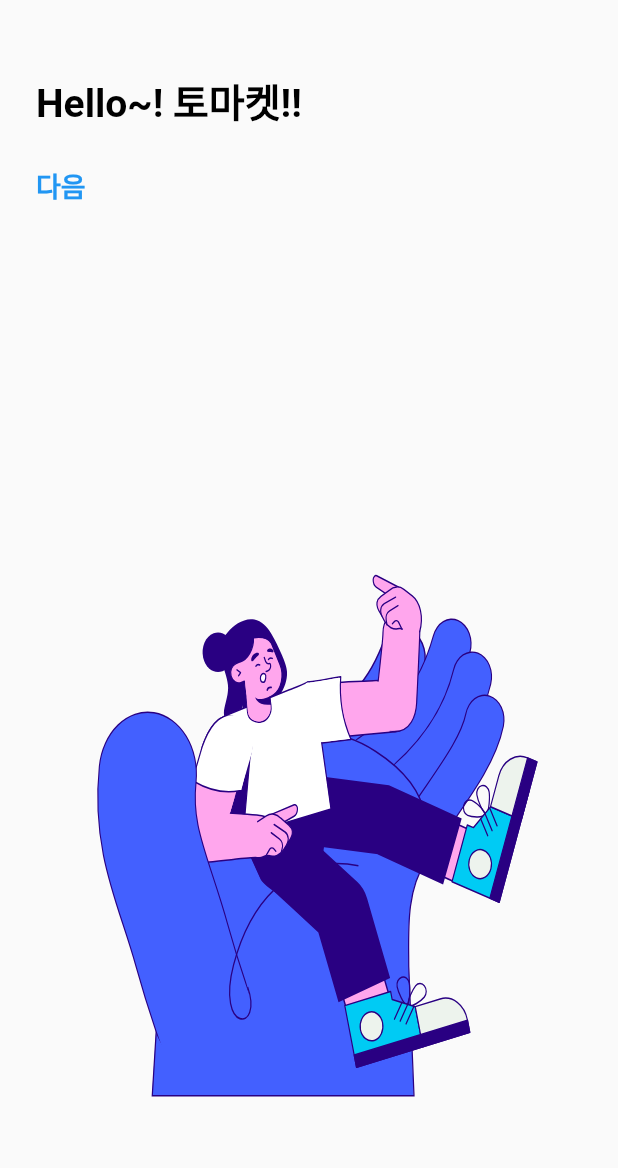
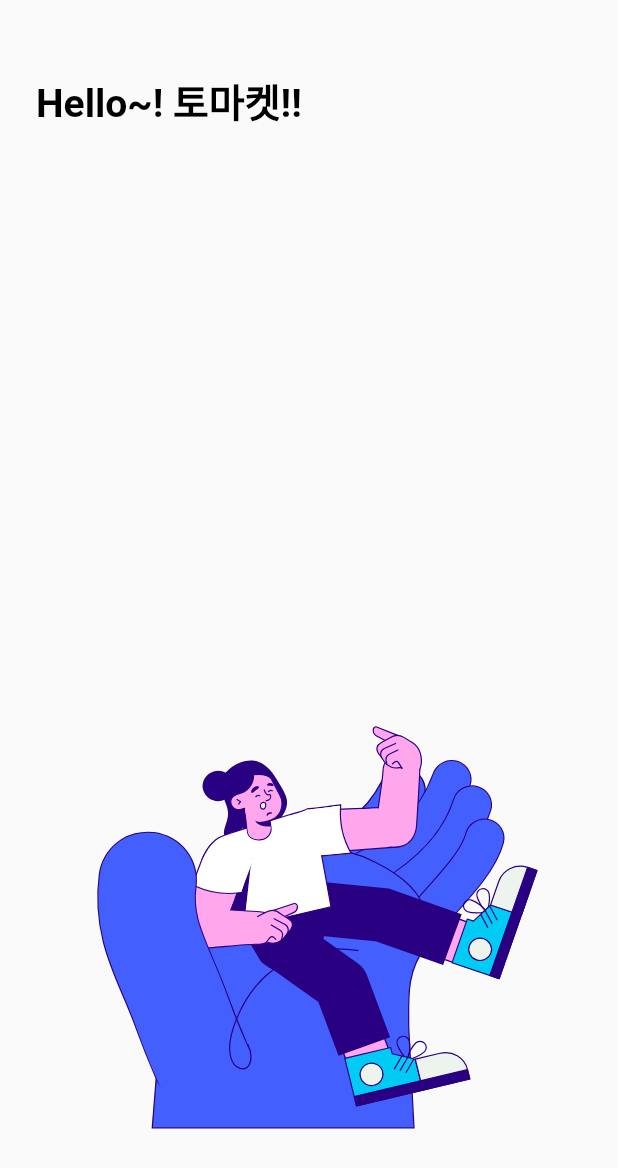
Before and after one commit to hyunho4532/FlutterTooMaket, a Flutter app: the screen it shows after launch, after a tap on "회원가입하기", on a phone screen of 412 x 824 dp. Shown: the top 1168 px of the screen. Run offline on Flutter 3.47's test engine with Material 2 defaults, Android fonts, the phone set to English and light mode, and no system bars; drawn by our look-alikes of animated_text_kit; our stand-ins replace animated_bottom_navigation_bar, flutter_image_slideshow, lottie; missing offline and left inert: material_text_fields, pretty_button; Roboto replaces fonts that are missing (Yeongdeok_Haeparang_KR).

Commit message:
2023-10-18 회원가입 첫 번째 페이지 구현 완료

```diff
--- a/lib/widgets/register/update_register_screen.dart
+++ b/lib/widgets/register/update_register_screen.dart
@@ -36,11 +36,15 @@ class _PageViewRegisterWidgetState extends State<PageViewRegisterWidget> {
 
   final PageController _pageController = PageController(initialPage: 0);
   final TextEditingController _emailTextController = TextEditingController();
+  final TextEditingController _passwordTextController = TextEditingController();
   final ValueNotifier<bool> _isEmailValid = ValueNotifier<bool>(false);
+  final ValueNotifier<bool> _isPasswordValid = ValueNotifier<bool>(false);
 
   bool isShowBodyText = false;
   bool isShowSectionText = false;
   bool isShowEmailText = false;
+  bool isShowPasswordText = false;
+  bool isShowNextButton = false;
 
   @override
   void initState() {
@@ -48,10 +52,15 @@ class _PageViewRegisterWidgetState extends State<PageViewRegisterWidget> {
 
     _showBodyTextDelayed();
     _showBodySectionDelayed();
-    _showBodyEmailTextDelayed();
+    _showBodyEmailAndPasswordTextDelayed();
+    _showBodyNextButtonDelayed();
 
     _emailTextController.addListener(() {
       _isEmailValid.value = _emailTextController.text.isNotEmpty;
+    });
+
+    _passwordTextController.addListener(() {
+      _isPasswordValid.value = _passwordTextController.text.isNotEmpty;
     });
   }
 
@@ -66,7 +75,7 @@ class _PageViewRegisterWidgetState extends State<PageViewRegisterWidget> {
           child: Stack(
             children: [
               Positioned (
-                top: 300,
+                top: 420,
                 left: 0,
                 right: 0,
                 bottom: 0,
@@ -94,7 +103,7 @@ class _PageViewRegisterWidgetState extends State<PageViewRegisterWidget> {
                         padding: const EdgeInsets.only(top: 60.0, left: 24.0, right: 24.0),
                         child: MaterialTextField (
                           keyboardType: TextInputType.emailAddress,
-                          hint: 'Email',
+                          hint: '이메일을 입력해주세요',
                           labelText: 'Email',
                           textInputAction: TextInputAction.next,
                           prefixIcon: const Icon(Icons.email_outlined),
@@ -103,12 +112,33 @@ class _PageViewRegisterWidgetState extends State<PageViewRegisterWidget> {
                         ),
                       ),
 
+                    if (isShowPasswordText)
+                      Padding (
+                        padding: const EdgeInsets.only(top: 30.0, left: 24.0, right: 24.0),
+                        child: MaterialTextField (
+                          keyboardType: TextInputType.emailAddress,
+                          hint: '패스워드를 입력해주세요',
+                          labelText: 'Password',
+                          textInputAction: TextInputAction.next,
+                          prefixIcon: const Icon(Icons.password_outlined),
+                          controller: _passwordTextController,
+                          validator: FormValidation.emailTextField,
+                        ),
+                      ),
+
+
+                    if (isShowNextButton)
+
                       Padding (
                         padding: const EdgeInsets.only(top: 24.0, left: 24.0),
-                      child: ValueListenableBuilder(
+                        child: ValueListenableBuilder<bool>(
                           valueListenable: _isEmailValid,
-                        builder: (context, isValid, child) {
-                          return PrettyButton(
+                          builder: (context, isEmailValid, child) {
+                            return ValueListenableBuilder<bool>(
+                              valueListenable: _isPasswordValid,
+                              builder: (context, isPasswordValid, child) {
+                                return PrettyButton (
+
                                   isDisable: false,
                                   blurRadius: 5,
                                   spreadRadius: 1,
@@ -116,12 +146,12 @@ class _PageViewRegisterWidgetState extends State<PageViewRegisterWidget> {
                                   bottomShadowColor: Theme.of(context).colorScheme.primary,
                                   backgroundColor: Theme.of(context).colorScheme.outlineVariant,
                                   width: 60,
-                            height: 40,
+                                  height: 50,
                                   borderRadius: 15,
                                   innerPadding: const EdgeInsets.all(8.0),
                                   outerPadding: const EdgeInsets.all(8.0),
                                   onTap: () {
-                              isValid ?
+                                    _isEmailValid.value && _isPasswordValid.value ?
                                     _pageController.animateToPage(
                                         1,
                                         duration: const Duration(seconds: 2),
@@ -138,6 +168,8 @@ class _PageViewRegisterWidgetState extends State<PageViewRegisterWidget> {
                                     ),
                                 );
                               },
+                            );
+                          },
                         ),
                       )
                   ],
@@ -148,7 +180,7 @@ class _PageViewRegisterWidgetState extends State<PageViewRegisterWidget> {
         ),
         Container(
           color: Colors.orangeAccent.withOpacity(0.5),
-          child: Center(
+          child: const Center(
             child: Text(
               '두 번째 페이지',
               style: TextStyle(fontSize: 50),
@@ -157,7 +189,7 @@ class _PageViewRegisterWidgetState extends State<PageViewRegisterWidget> {
         ),
         Container(
           color: Colors.cyanAccent.withOpacity(0.5),
-          child: Center(
+          child: const Center(
             child: Text(
               '세 번째 페이지',
               style: TextStyle(fontSize: 50),
@@ -185,10 +217,19 @@ class _PageViewRegisterWidgetState extends State<PageViewRegisterWidget> {
     });
   }
 
-  void _showBodyEmailTextDelayed() {
+  void _showBodyEmailAndPasswordTextDelayed() {
     Future.delayed(const Duration(seconds: 6), () {
       setState(() {
         isShowEmailText = true;
+        isShowPasswordText = true;
+      });
+    });
+  }
+
+  void _showBodyNextButtonDelayed() {
+    Future.delayed(const Duration(seconds: 8), () {
+       setState(() {
+         isShowNextButton = true;
        });
     });
   }
```
Lines whose indentation alone changed are shown as unchanged.
